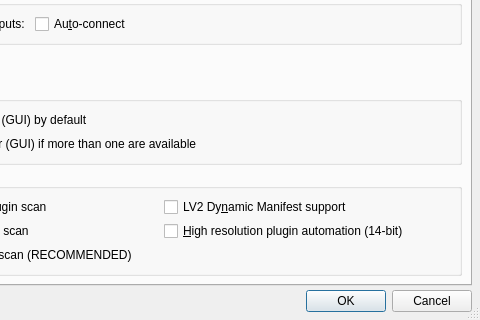
Old version of the form src/qtractorOptionsForm.ui in the repository rncbc/qtractor; both pictures show x 156 to 636 and y 225 to 545 of the 636 by 545 pixel window.
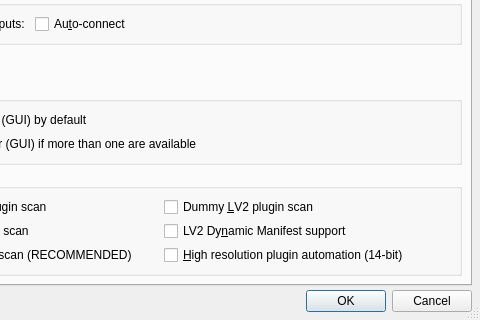
New version of the form. The open tabs and pages were chosen to show the change. Icons and pictures are not drawn. Custom widgets are drawn as their Qt base class.

Commit message: - New out-of-process (aka. dummy) LADSPA, DSSI, (old) VST   and also LV2 plug-in inventory scanners are now in place   and cached for persistence. (EXPERIMENTAL)

```diff
--- a/src/qtractorOptionsForm.ui
+++ b/src/qtractorOptionsForm.ui
@@ -3657,6 +3657,22 @@
            </widget>
           </item>
           <item row="0" column="2">
+           <widget class="QCheckBox" name="DummyLv2ScanCheckBox">
+            <property name="font">
+             <font>
+              <weight>50</weight>
+              <bold>false</bold>
+             </font>
+            </property>
+            <property name="toolTip">
+             <string>Whether to use out-of-process scanning for LV2 plugins</string>
+            </property>
+            <property name="text">
+             <string>Dummy &amp;LV2 plugin scan</string>
+            </property>
+           </widget>
+          </item>
+          <item row="1" column="2">
            <widget class="QCheckBox" name="Lv2DynManifestCheckBox">
             <property name="font">
              <font>
@@ -3672,7 +3688,7 @@
             </property>
            </widget>
           </item>
-          <item row="1" column="2">
+          <item row="2" column="2">
            <widget class="QCheckBox" name="SaveCurve14bitCheckBox">
             <property name="font">
              <font>
```
Left out of the diff: 1 changed line with no effect on the pictures. The commit also changes 15 other files.
